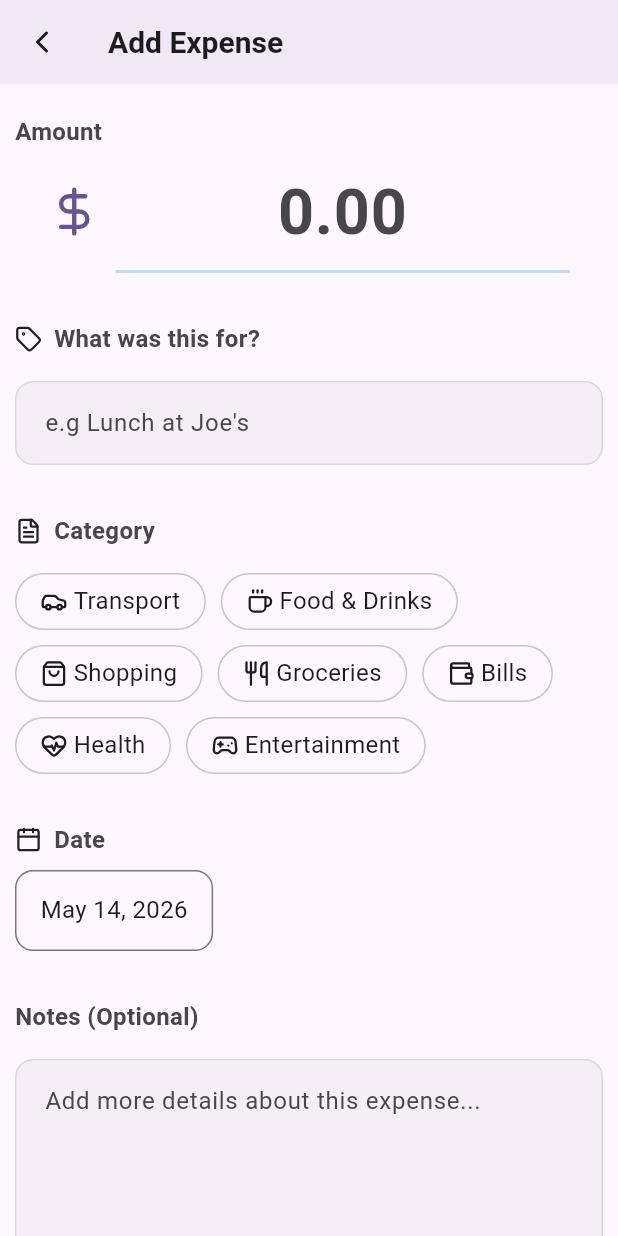
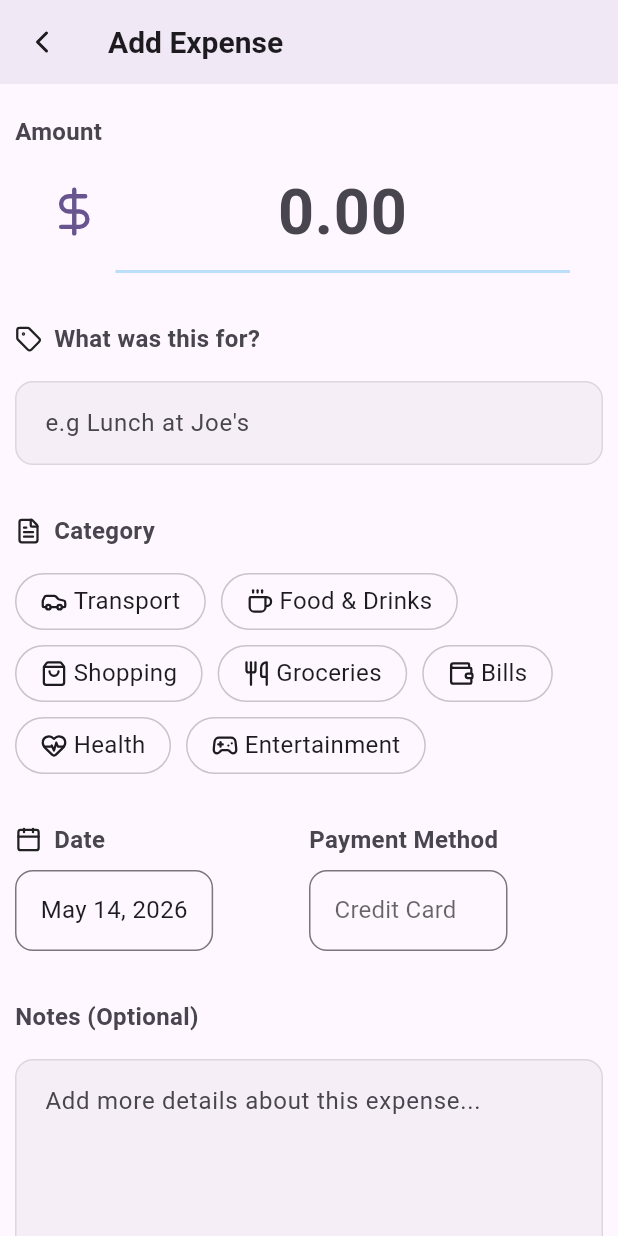
Before and after one commit to demystik/spendly, a Flutter app: the screen it shows after launch, after a tap on an icon or button, on a phone screen of 412 x 824 dp. Run offline on Flutter 3.47's test engine with Material 3 defaults, Android fonts, the phone set to English and light mode, and no system bars; our stand-ins replace flutter_svg, go_router, lucide_icons_flutter; Roboto replaces fonts that are missing (YourFontFamily).

Commit message:
provide in main.dart

```diff
--- a/lib/main.dart
+++ b/lib/main.dart
@@ -1,10 +1,24 @@
 import 'package:flutter/material.dart';
 import 'package:provider/provider.dart';
 import 'package:spendly/providers/expense_provider.dart';
+import 'package:spendly/providers/payment_method.dart';
 import 'package:spendly/routes/app_router.dart';
 
 void main() {
-  runApp(const MyApp());
+  runApp(
+
+    MultiProvider(
+      providers: [
+        ChangeNotifierProvider(
+          create: (_) => PaymentMethodProvider()
+          ),
+        ChangeNotifierProvider(
+          create: (_) => ExpenseProvider()
+          ),
+      ],
+    child: const MyApp()
+    ),
+    );
 }
 
 
@@ -14,9 +28,8 @@ class MyApp extends StatelessWidget {
   // This widget is the root of your application.
   @override
   Widget build(BuildContext context) {
-    return ChangeNotifierProvider(
-      create: (context) => ExpenseProvider(),
-      child: MaterialApp.router(
+    return MaterialApp.router(
+      title: "Spendly",
       debugShowCheckedModeBanner: false,
 
       theme: ThemeData(
@@ -28,7 +41,6 @@ class MyApp extends StatelessWidget {
       themeMode: ThemeMode.light,
 
       routerConfig: appRouter,
-      ),
     );
   }
 }
--- /dev/null
+++ b/lib/providers/payment_method.dart
@@ -0,0 +1,13 @@
+import 'package:flutter/material.dart';
+
+class PaymentMethodProvider  with ChangeNotifier {
+  String? _selectedMethod;
+
+  String? get selectedMethod => _selectedMethod;
+
+  void changePaymentMethod(String? method){
+    _selectedMethod = method;
+    notifyListeners();
+  }
+
+}
--- a/lib/screens/add_expense_screen.dart
+++ b/lib/screens/add_expense_screen.dart
@@ -2,7 +2,9 @@ import 'package:flutter/material.dart';
 import 'package:go_router/go_router.dart';
 import 'package:intl/intl.dart';
 import 'package:lucide_icons_flutter/lucide_icons.dart';
+import 'package:provider/provider.dart';
 import 'package:spendly/models/expense_model.dart';
+import 'package:spendly/providers/payment_method.dart';
 import 'package:spendly/themes/app_spacing.dart';
 import 'package:spendly/themes/app_text_styles.dart';
 import 'package:spendly/widgets/app_button.dart';
@@ -20,6 +22,8 @@ class _AddExpenseScreenState extends State<AddExpenseScreen> {
   int selectedCategory = -1;
   DateTime currentDate = DateTime.now();
   final TextEditingController _amountController = TextEditingController();
+  String? selectedMethod;
+  List<String> paymentMethodList = ["Credit Card", "Debit Card", "Mobile Wallet", "Cash", "Check", "Others.."];
 
   Future<void> _showDatePicker() async {
     final DateTime? pickedDate = await showDatePicker(
@@ -44,6 +48,7 @@ class _AddExpenseScreenState extends State<AddExpenseScreen> {
 
   @override
   Widget build(BuildContext context) {
+    final paymentProvider = context.watch<PaymentMethodProvider>();
     return Scaffold(
       appBar: AppBar(
         // foregroundColor: Theme.of(context).colorScheme.onPrimary,
@@ -96,8 +101,10 @@ class _AddExpenseScreenState extends State<AddExpenseScreen> {
 
             //Date and Payment method_________________________________________
             Row(
+              mainAxisAlignment: MainAxisAlignment.spaceAround,
               children: [
                 dateMethod(context),
+                paymentMethod(context, paymentProvider),
               ],
             ),
             SizedBox(height: AppSpacing.xl),
@@ -153,6 +160,55 @@ class _AddExpenseScreenState extends State<AddExpenseScreen> {
                               style: AppTextStyles.bodyLarge,
                             ),
                       ),
+                    ),
+                  ],
+                ),
+              );
+  }
+
+  Expanded paymentMethod(BuildContext context, PaymentMethodProvider paymentProvider) {
+    return Expanded(
+                child: Column(
+                  crossAxisAlignment: CrossAxisAlignment.start,
+                  children: [
+                    SectionLabel(
+                      actualLabel: "Payment Method",
+                    ),
+                    SizedBox(height: AppSpacing.sm),
+                    Container(
+                      padding: const EdgeInsets.symmetric(
+                        horizontal: 16,
+                        vertical: 14,
+                      ),
+                      decoration: BoxDecoration(
+                        border: Border.all(
+                          color: Theme.of(context).colorScheme.outline,
+                        ),
+                        borderRadius: BorderRadius.circular(AppRadius.md),
+                      ),
+                      child: DropdownButton<String>(
+
+                        focusColor: Colors.transparent,
+                                  value: paymentProvider.selectedMethod,
+                                  isDense: true,
+                                  hint: Text(
+                                    paymentMethodList[0],
+                                    style: AppTextStyles.bodyLarge,
+                                  ),
+                                  underline: const SizedBox(),
+                                  icon: const SizedBox(),
+                                  items: paymentMethodList.map((item) {
+                                    return DropdownMenuItem(
+                                      value: item,
+                                      child: Text(
+                                        item,
+                                        style: AppTextStyles.bodyLarge,
+                                      ),
+                                    );
+                                  }).toList(),
+                                  onChanged: (val) =>
+                                      context.read<PaymentMethodProvider>().changePaymentMethod(val),
+                                ),
                     ),
                   ],
                 ),
```
Lines whose indentation alone changed are shown as unchanged.
